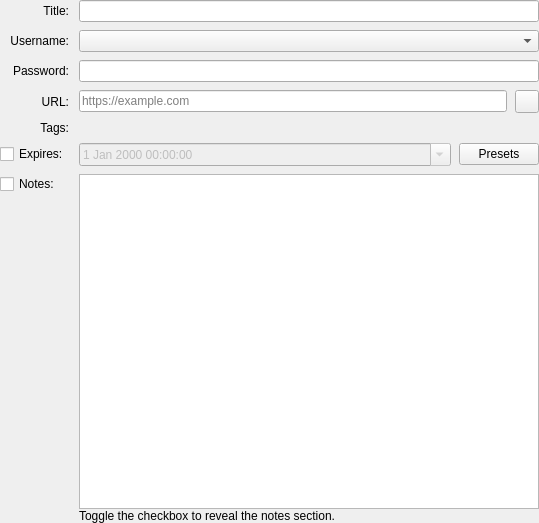
Old version of the form src/gui/entry/EditEntryWidgetMain.ui in the repository keepassxreboot/keepassxc.
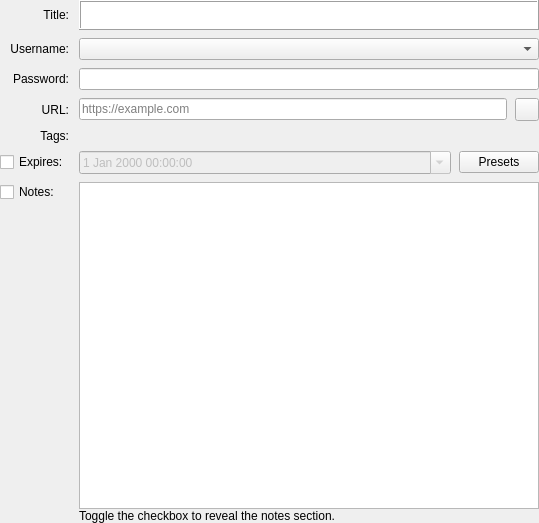
New version of the form. Custom widgets are drawn as their Qt base class.

Commit message: Replace Title input with custom HTML input

Patch:
```diff
--- a/src/gui/entry/EditEntryWidgetMain.ui
+++ b/src/gui/entry/EditEntryWidgetMain.ui
@@ -56,7 +56,76 @@
     <property name="verticalSpacing">
      <number>8</number>
     </property>
+    <item row="2" column="0">
+     <widget class="QLabel" name="usernameLabel">
+      <property name="text">
+       <string>Username:</string>
+      </property>
+      <property name="alignment">
+       <set>Qt::AlignRight|Qt::AlignTrailing|Qt::AlignVCenter</set>
+      </property>
+     </widget>
+    </item>
+    <item row="0" column="0">
+     <widget class="QLabel" name="titleLabel">
+      <property name="text">
+       <string>Title:</string>
+      </property>
+      <property name="alignment">
+       <set>Qt::AlignRight|Qt::AlignTrailing|Qt::AlignVCenter</set>
+      </property>
+     </widget>
+    </item>
+    <item row="6" column="1">
+     <widget class="TagsEdit" name="tagsList" native="true">
+      <property name="focusPolicy">
+       <enum>Qt::StrongFocus</enum>
+      </property>
+      <property name="accessibleName">
+       <string>Tags list</string>
+      </property>
+     </widget>
+    </item>
     <item row="7" column="1">
+     <layout class="QHBoxLayout" name="horizontalLayout_2">
+      <property name="spacing">
+       <number>8</number>
+      </property>
+      <item>
+       <widget class="QDateTimeEdit" name="expireDatePicker">
+        <property name="enabled">
+         <bool>false</bool>
+        </property>
+        <property name="accessibleName">
+         <string>Expiration field</string>
+        </property>
+        <property name="calendarPopup">
+         <bool>true</bool>
+        </property>
+       </widget>
+      </item>
+      <item>
+       <widget class="QPushButton" name="expirePresets">
+        <property name="sizePolicy">
+         <sizepolicy hsizetype="Fixed" vsizetype="Fixed">
+          <horstretch>0</horstretch>
+          <verstretch>0</verstretch>
+         </sizepolicy>
+        </property>
+        <property name="toolTip">
+         <string>Expiration Presets</string>
+        </property>
+        <property name="accessibleName">
+         <string>Expiration presets</string>
+        </property>
+        <property name="text">
+         <string>Presets</string>
+        </property>
+       </widget>
+      </item>
+     </layout>
+    </item>
+    <item row="8" column="1">
      <layout class="QVBoxLayout" name="verticalLayout_2">
       <item>
        <widget class="QPlainTextEdit" name="notesEdit">
@@ -92,14 +161,71 @@
       </item>
      </layout>
     </item>
-    <item row="1" column="1">
+    <item row="4" column="0">
+     <widget class="QLabel" name="urlLabel">
+      <property name="text">
+       <string>URL:</string>
+      </property>
+      <property name="alignment">
+       <set>Qt::AlignRight|Qt::AlignTrailing|Qt::AlignVCenter</set>
+      </property>
+     </widget>
+    </item>
+    <item row="2" column="1">
      <widget class="QComboBox" name="usernameComboBox">
       <property name="accessibleName">
        <string>Username field</string>
       </property>
      </widget>
     </item>
-    <item row="7" column="0">
+    <item row="4" column="1">
+     <layout class="QHBoxLayout" name="horizontalLayout_6">
+      <property name="spacing">
+       <number>8</number>
+      </property>
+      <item>
+       <widget class="URLEdit" name="urlEdit">
+        <property name="accessibleName">
+         <string>Url field</string>
+        </property>
+        <property name="placeholderText">
+         <string notr="true">https://example.com</string>
+        </property>
+       </widget>
+      </item>
+      <item>
+       <widget class="QToolButton" name="fetchFaviconButton">
+        <property name="toolTip">
+         <string>Download favicon for URL</string>
+        </property>
+        <property name="accessibleName">
+         <string>Download favicon for URL</string>
+        </property>
+       </widget>
+      </item>
+     </layout>
+    </item>
+    <item row="6" column="0">
+     <widget class="QLabel" name="tagsLabel">
+      <property name="text">
+       <string>Tags:</string>
+      </property>
+      <property name="alignment">
+       <set>Qt::AlignRight|Qt::AlignTrailing|Qt::AlignVCenter</set>
+      </property>
+     </widget>
+    </item>
+    <item row="3" column="0">
+     <widget class="QLabel" name="passwordLabel">
+      <property name="text">
+       <string>Password:</string>
+      </property>
+      <property name="alignment">
+       <set>Qt::AlignRight|Qt::AlignTrailing|Qt::AlignVCenter</set>
+      </property>
+     </widget>
+    </item>
+    <item row="8" column="0">
      <layout class="QVBoxLayout" name="verticalLayout">
       <item>
        <widget class="QCheckBox" name="notesEnabled">
@@ -129,120 +255,7 @@
       </item>
      </layout>
     </item>
-    <item row="6" column="1">
-     <layout class="QHBoxLayout" name="horizontalLayout_2">
-      <property name="spacing">
-       <number>8</number>
-      </property>
-      <item>
-       <widget class="QDateTimeEdit" name="expireDatePicker">
-        <property name="enabled">
-         <bool>false</bool>
-        </property>
-        <property name="accessibleName">
-         <string>Expiration field</string>
-        </property>
-        <property name="calendarPopup">
-         <bool>true</bool>
-        </property>
-       </widget>
-      </item>
-      <item>
-       <widget class="QPushButton" name="expirePresets">
-        <property name="sizePolicy">
-         <sizepolicy hsizetype="Fixed" vsizetype="Fixed">
-          <horstretch>0</horstretch>
-          <verstretch>0</verstretch>
-         </sizepolicy>
-        </property>
-        <property name="toolTip">
-         <string>Expiration Presets</string>
-        </property>
-        <property name="accessibleName">
-         <string>Expiration presets</string>
-        </property>
-        <property name="text">
-         <string>Presets</string>
-        </property>
-       </widget>
-      </item>
-     </layout>
-    </item>
-    <item row="2" column="0">
-     <widget class="QLabel" name="passwordLabel">
-      <property name="text">
-       <string>Password:</string>
-      </property>
-      <property name="alignment">
-       <set>Qt::AlignRight|Qt::AlignTrailing|Qt::AlignVCenter</set>
-      </property>
-     </widget>
-    </item>
-    <item row="3" column="0">
-     <widget class="QLabel" name="urlLabel">
-      <property name="text">
-       <string>URL:</string>
-      </property>
-      <property name="alignment">
-       <set>Qt::AlignRight|Qt::AlignTrailing|Qt::AlignVCenter</set>
-      </property>
-     </widget>
-    </item>
     <item row="3" column="1">
-     <layout class="QHBoxLayout" name="horizontalLayout_6">
-      <property name="spacing">
-       <number>8</number>
-      </property>
-      <item>
-       <widget class="URLEdit" name="urlEdit">
-        <property name="accessibleName">
-         <string>Url field</string>
-        </property>
-        <property name="placeholderText">
-         <string notr="true">https://example.com</string>
-        </property>
-       </widget>
-      </item>
-      <item>
-       <widget class="QToolButton" name="fetchFaviconButton">
-        <property name="toolTip">
-         <string>Download favicon for URL</string>
-        </property>
-        <property name="accessibleName">
-         <string>Download favicon for URL</string>
-        </property>
-       </widget>
-      </item>
-     </layout>
-    </item>
-    <item row="0" column="0">
-     <widget class="QLabel" name="titleLabel">
-      <property name="text">
-       <string>Title:</string>
-      </property>
-      <property name="alignment">
-       <set>Qt::AlignRight|Qt::AlignTrailing|Qt::AlignVCenter</set>
-      </property>
-     </widget>
-    </item>
-    <item row="0" column="1">
-     <widget class="QLineEdit" name="titleEdit">
-      <property name="accessibleName">
-       <string>Title field</string>
-      </property>
-     </widget>
-    </item>
-    <item row="1" column="0">
-     <widget class="QLabel" name="usernameLabel">
-      <property name="text">
-       <string>Username:</string>
-      </property>
-      <property name="alignment">
-       <set>Qt::AlignRight|Qt::AlignTrailing|Qt::AlignVCenter</set>
-      </property>
-     </widget>
-    </item>
-    <item row="2" column="1">
      <widget class="PasswordWidget" name="passwordEdit">
       <property name="accessibleName">
        <string>Password field</string>
@@ -252,7 +265,7 @@
       </property>
      </widget>
     </item>
-    <item row="6" column="0">
+    <item row="7" column="0">
      <layout class="QHBoxLayout" name="horizontalLayout">
       <property name="spacing">
        <number>0</number>
@@ -272,23 +285,25 @@
       </item>
      </layout>
     </item>
-    <item row="5" column="0">
-     <widget class="QLabel" name="tagsLabel">
-      <property name="text">
-       <string>Tags:</string>
+    <item row="0" column="1">
+     <widget class="EntryPlaceholderTextEdit" name="titleEdit">
+      <property name="maximumSize">
+       <size>
+        <width>16777215</width>
+        <height>30</height>
+       </size>
       </property>
-      <property name="alignment">
-       <set>Qt::AlignRight|Qt::AlignTrailing|Qt::AlignVCenter</set>
+      <property name="frameShape">
+       <enum>QFrame::Box</enum>
       </property>
-     </widget>
-    </item>
-    <item row="5" column="1">
-     <widget class="TagsEdit" name="tagsList" native="true">
-      <property name="focusPolicy">
-       <enum>Qt::StrongFocus</enum>
+      <property name="frameShadow">
+       <enum>QFrame::Raised</enum>
       </property>
-      <property name="accessibleName">
-       <string>Tags list</string>
+      <property name="verticalScrollBarPolicy">
+       <enum>Qt::ScrollBarAlwaysOff</enum>
+      </property>
+      <property name="horizontalScrollBarPolicy">
+       <enum>Qt::ScrollBarAlwaysOff</enum>
       </property>
      </widget>
     </item>
@@ -314,6 +329,11 @@
    <header>gui/URLEdit.h</header>
    <container>1</container>
   </customwidget>
+  <customwidget>
+   <class>EntryPlaceholderTextEdit</class>
+   <extends>QTextEdit</extends>
+   <header>gui/entry/EntryPlaceholderTextEdit.h</header>
+  </customwidget>
  </customwidgets>
  <tabstops>
   <tabstop>titleEdit</tabstop>
```
Left out of the diff: 3 changed lines with no effect on the pictures. The commit also changes 4 other files.
